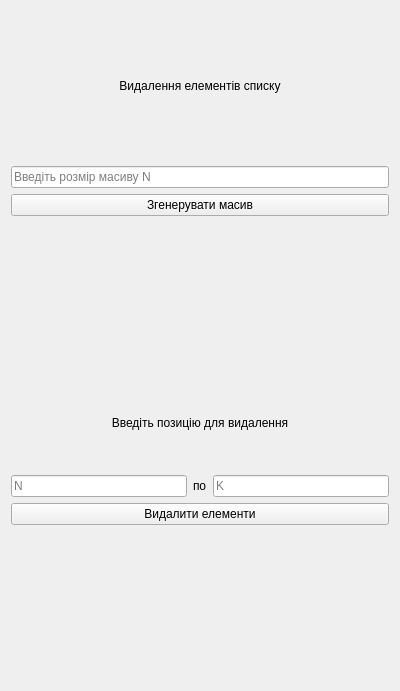
Above: lab6/ui/task1_interface.ui from Ihor-Mykytiuk/university-projects before the change. Below: the same form after it.
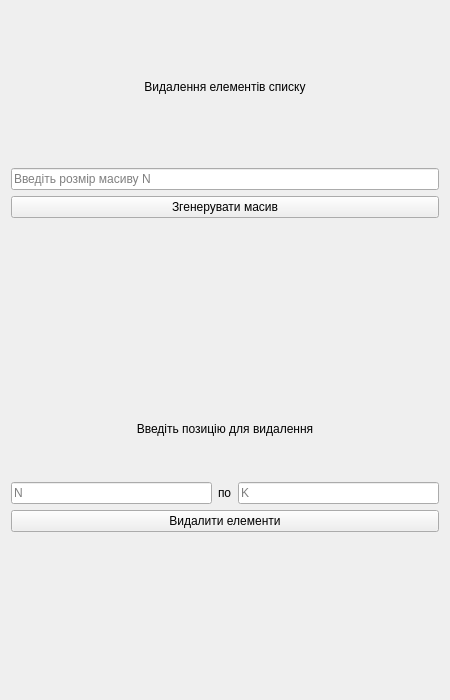
That is the form after the change.

What changed in the file:
```diff
--- a/lab6/ui/task1_interface.ui
+++ b/lab6/ui/task1_interface.ui
@@ -6,8 +6,8 @@
    <rect>
     <x>0</x>
     <y>0</y>
-    <width>400</width>
-    <height>691</height>
+    <width>450</width>
+    <height>700</height>
    </rect>
   </property>
   <property name="windowTitle">
```
